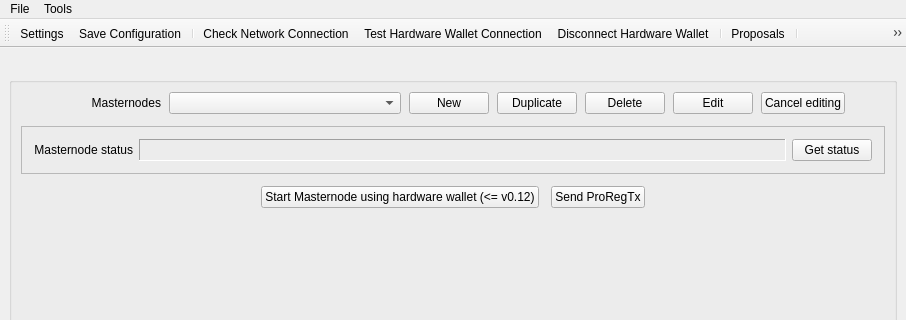
The window that src/ui/ui_main_dlg.ui (Bertrand256/dash-masternode-tool) describes before a commit, drawn with Qt 5; both pictures show x 0 to 906 and y 0 to 320 of the 906 by 499 pixel window.
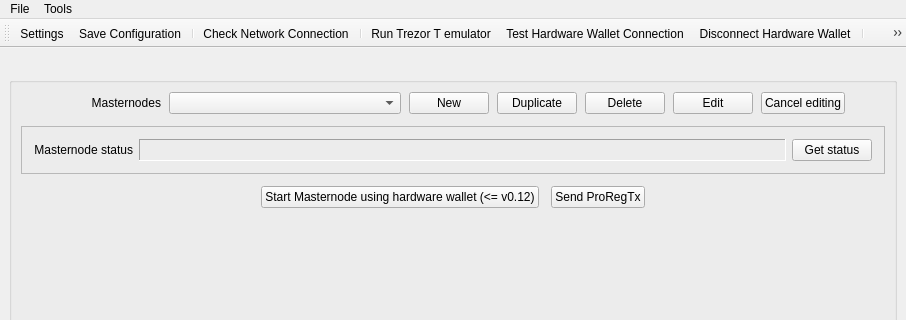
The same window after the commit.

Commit message: Fixed small issue occurring while fetching transactions (wallet) in the masternode view when the app was not connected to the hw device. Removed features from the "Initialize/recover hardware wallet" wizard that are no longer supported by the Trezor API. Added files related to building executables of the Trezor emulator.

Patch:
```diff
--- a/src/ui/ui_main_dlg.ui
+++ b/src/ui/ui_main_dlg.ui
@@ -487,6 +487,8 @@
    <addaction name="action_save_config_file"/>
    <addaction name="separator"/>
    <addaction name="action_check_network_connection"/>
+   <addaction name="separator"/>
+   <addaction name="action_run_trezor_emulator"/>
    <addaction name="action_test_hw_connection"/>
    <addaction name="action_disconnect_hw"/>
    <addaction name="separator"/>
@@ -644,6 +646,14 @@
     <string>Meta+Alt+C</string>
    </property>
   </action>
+  <action name="action_run_trezor_emulator">
+   <property name="text">
+    <string>Run Trezor T emulator</string>
+   </property>
+   <property name="toolTip">
+    <string>Run Trezor T emulator</string>
+   </property>
+  </action>
  </widget>
  <tabstops>
   <tabstop>cboMasternodes</tabstop>
```
The commit also changes 14 other files.
